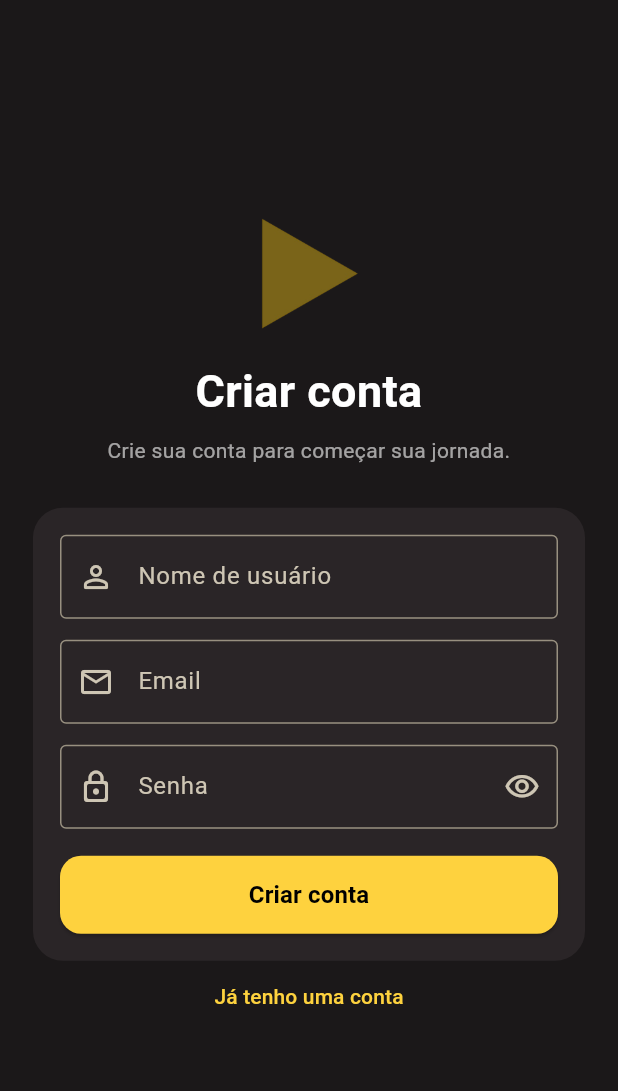
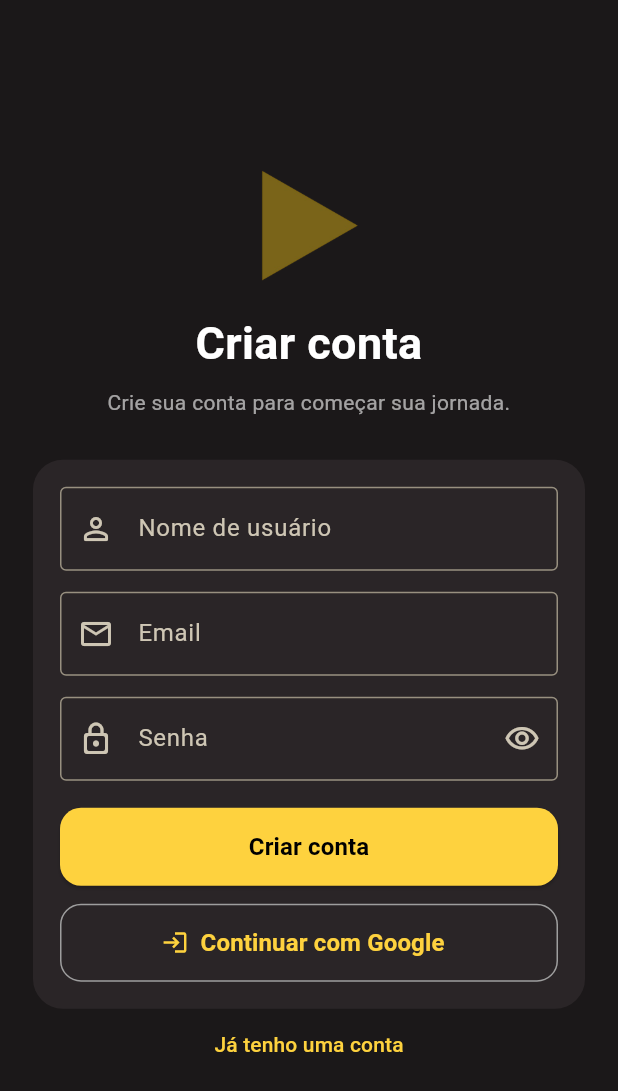
Before and after one commit to temjeitotcc/front-end, a Flutter app: the screen it shows after launch, on a phone screen of 412 x 824 dp. Shown: the top 1091 px of the screen. Run offline on Flutter 3.47's test engine with Material 3 defaults, Android fonts, the phone set to English and light mode, and no system bars; our stand-ins replace audioplayers, firebase_auth, firebase_core, flutter_local_notifications, google_sign_in, shared_preferences; accounts and stored records are empty.

Commit message:
Login Google no Firebase 1.1

```diff
--- a/lib/pages/auth/auth_page.dart
+++ b/lib/pages/auth/auth_page.dart
@@ -1,6 +1,8 @@
 import 'package:firebase_auth/firebase_auth.dart';
 import 'package:flutter/material.dart';
 import '../../mainscreen.dart';
+import 'package:google_sign_in/google_sign_in.dart';
+
 
 class AuthPage extends StatefulWidget {
   const AuthPage({super.key});
@@ -26,6 +28,27 @@ class _AuthPageState extends State<AuthPage> {
     _senhaController.dispose();
     super.dispose();
   }
+
+  Future<void> _loginComGoogle() async {
+  try {
+    final GoogleSignIn googleSignIn = GoogleSignIn();
+
+    final GoogleSignInAccount? googleUser = await googleSignIn.signIn();
+    if (googleUser == null) return;
+
+    final GoogleSignInAuthentication googleAuth =
+        await googleUser.authentication;
+
+    final credential = GoogleAuthProvider.credential(
+      accessToken: googleAuth.accessToken,
+      idToken: googleAuth.idToken,
+    );
+
+    await FirebaseAuth.instance.signInWithCredential(credential);
+  } catch (e) {
+    debugPrint("Erro Google login: $e");
+  }
+}
 
   Future<void> _enviar() async {
     final formState = _formKey.currentState;
@@ -212,6 +235,7 @@ class _AuthPageState extends State<AuthPage> {
                             return null;
                           },
                         ),
+                        //BOTÃO DE LOGIN
                         const SizedBox(height: 18),
                         SizedBox(
                           width: double.infinity,
@@ -245,6 +269,29 @@ class _AuthPageState extends State<AuthPage> {
                                   ),
                           ),
                         ),
+                        //BOTÃO DO GOOGLE
+                        const SizedBox(height: 12),
+                        SizedBox(
+                          width: double.infinity,
+                          height: 52,
+                          child: OutlinedButton.icon(
+                            onPressed: _carregando ? null : _loginComGoogle,
+                            icon: const Icon(Icons.login),
+                            label: const Text(
+                              "Continuar com Google",
+                              style: TextStyle(
+                                fontSize: 16,
+                                fontWeight: FontWeight.w600,
+                              ),
+                            ),
+                            style: OutlinedButton.styleFrom(
+                              shape: RoundedRectangleBorder(
+                                borderRadius: BorderRadius.circular(14),
+                              ),
+                              side: const BorderSide(color: Colors.grey),
+                            ),
+                          ),
+                        ),
                       ],
                     ),
                   ),
--- a/pubspec.yaml
+++ b/pubspec.yaml
@@ -19,6 +19,7 @@ dependencies:
   flutter_local_notifications: ^21.0.0
   shared_preferences: ^2.2.2
   vibration: ^3.1.8
+  google_sign_in: ^6.2.1
 
 dev_dependencies:
   flutter_test:
```
Also changed, not shown: pubspec.lock, 2 other files.
